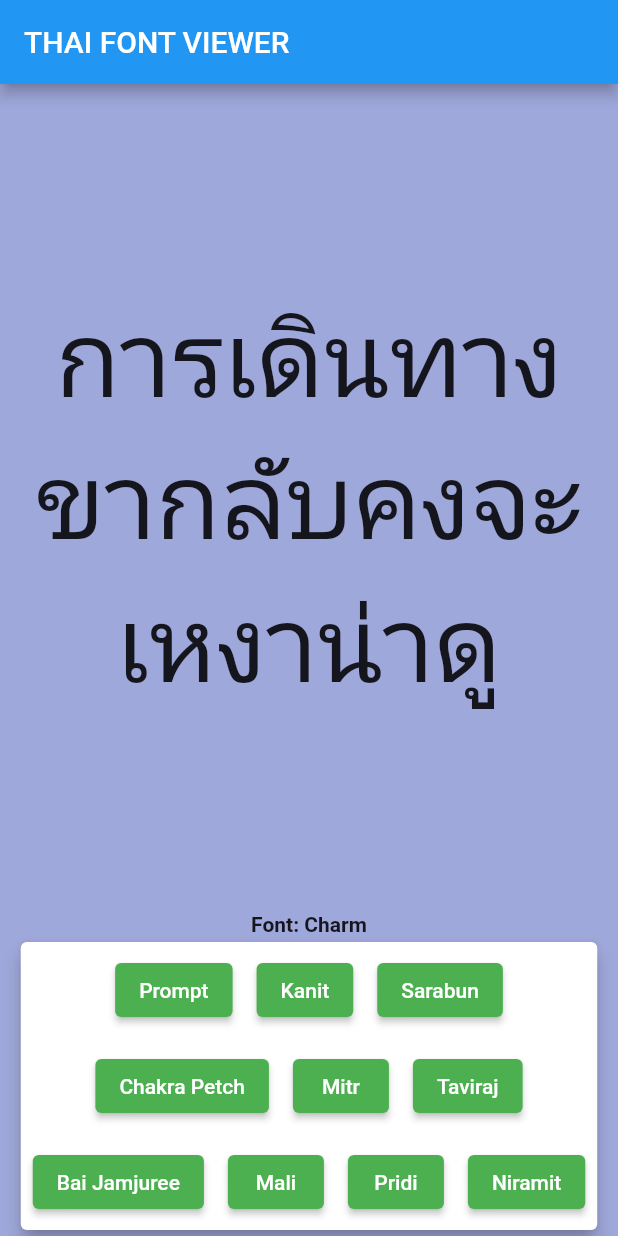
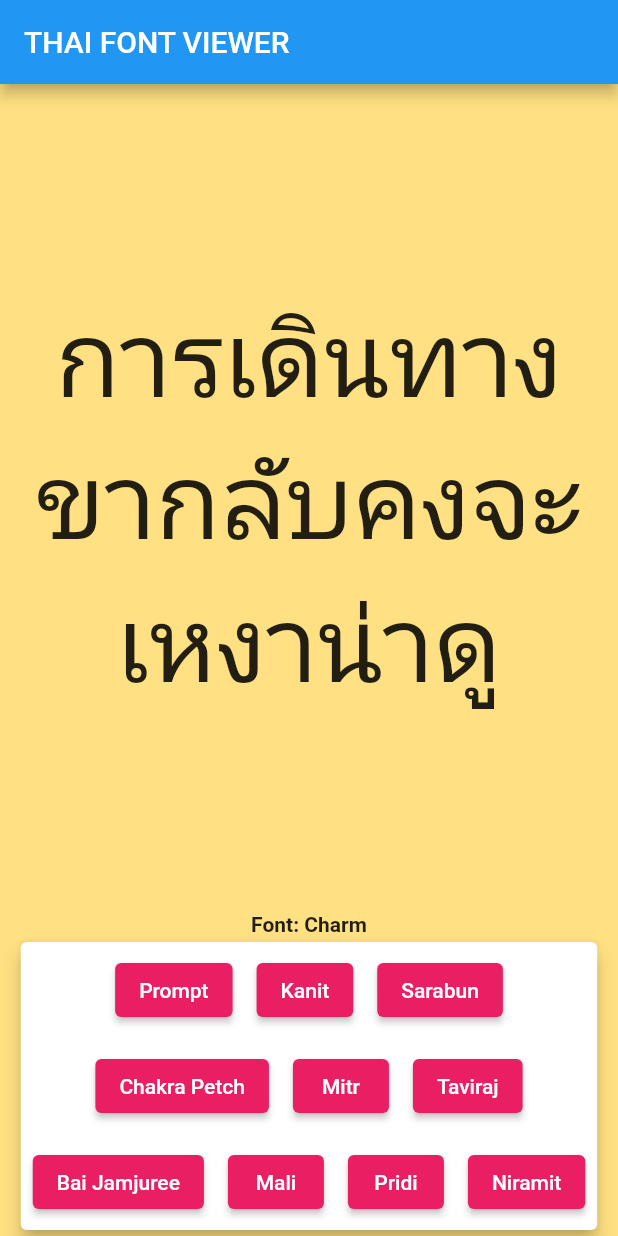
Before and after one commit to chayanon12/mobileclass, a Flutter app: the ThaiFontViewer screen opened directly, on a phone screen of 412 x 824 dp. Run offline on Flutter 3.47's test engine with Material 2 defaults, Android fonts, the phone set to English and light mode, and no system bars; our stand-ins replace google_fonts; missing offline and left inert: newproject; Roboto replaces fonts that are missing (Charm); statements that could not run were skipped.

Commit message:
new1 hw8

```diff
--- a/lib/pages/game/homework8.dart
+++ b/lib/pages/game/homework8.dart
@@ -12,7 +12,7 @@ class MyApp extends StatelessWidget {
     return MaterialApp(
       title: 'Flutter Demo',
       theme: ThemeData(
-        primarySwatch: Colors.indigo,
+        primarySwatch: Colors.red,
       ),
       home: ThaiFontViewer(),
     );
@@ -45,7 +45,7 @@ class _ThaiFontViewerState extends State<ThaiFontViewer> {
     return Padding(
       padding: const EdgeInsets.all(8.0),
       child: ElevatedButton(
-        style: ElevatedButton.styleFrom(primary: Colors.green),
+        style: ElevatedButton.styleFrom(primary: Colors.pink),
         onPressed: () => _handleSetFont(font),
         child: Text("$font"),
       ),
@@ -65,7 +65,7 @@ class _ThaiFontViewerState extends State<ThaiFontViewer> {
         title: Text("THAI FONT VIEWER"),
       ),
       body: Container(
-        color: Colors.indigo.shade200,
+        color: Colors.amber.shade200,
         child: Column(
           crossAxisAlignment: CrossAxisAlignment.stretch,
           children: [
```
